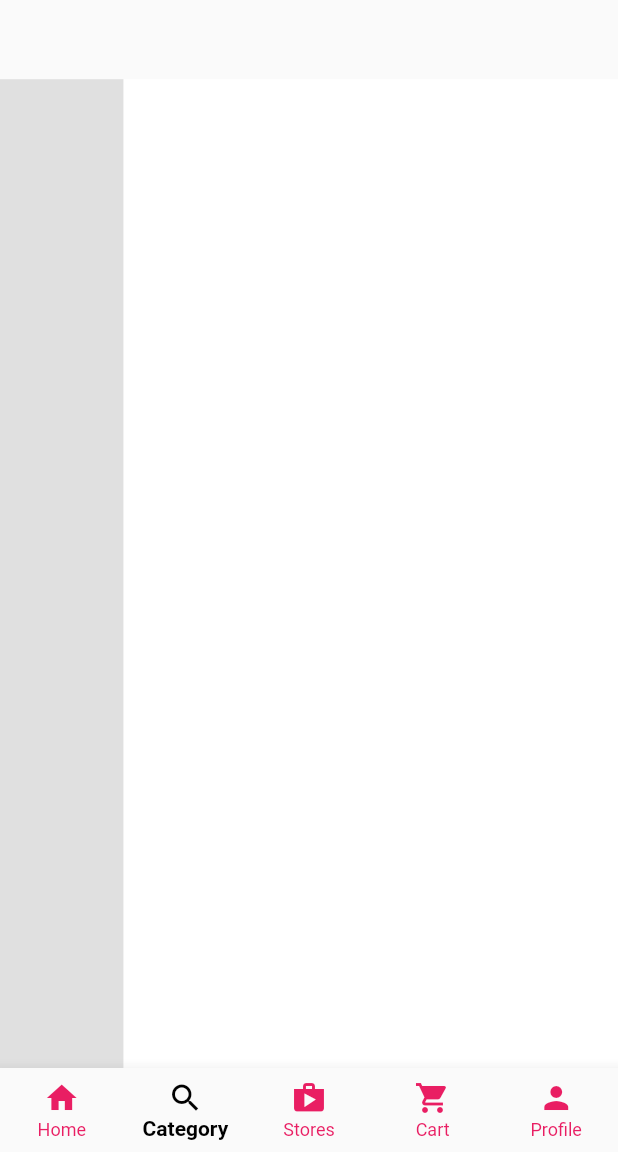
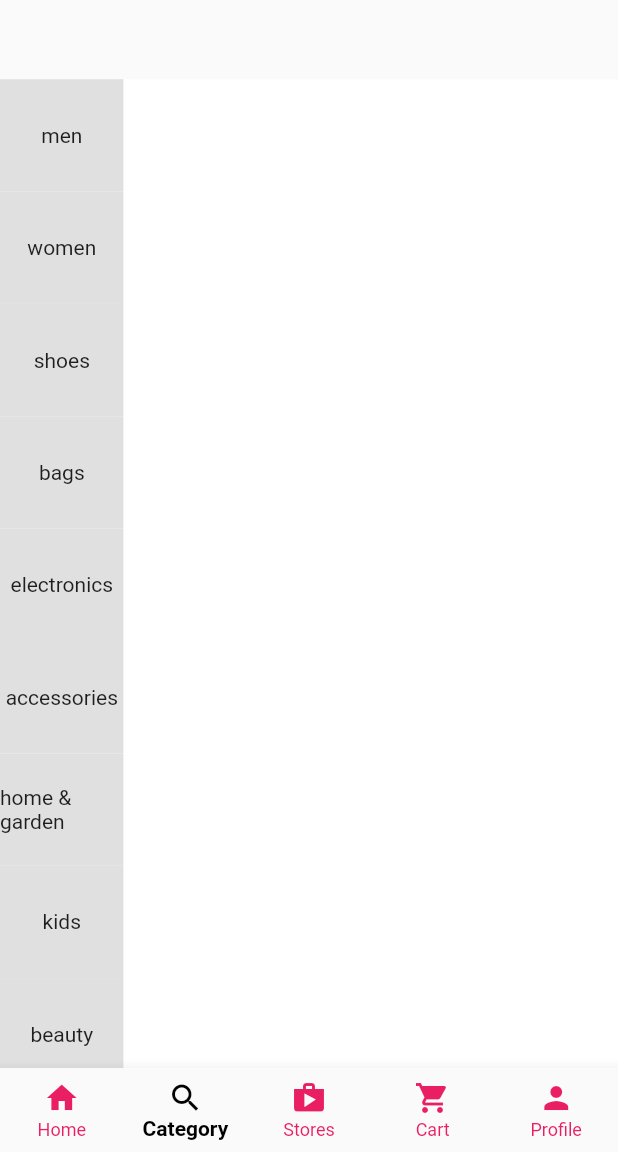
Before and after one commit to AvinandanBose/multistoreapp, a Flutter app: the screen it shows after launch, item 2 of the bottom bar chosen, on a phone screen of 412 x 824 dp, the part 84-1236 px from its top. Run offline on Flutter 3.47's test engine with Material 2 defaults, Android fonts, the phone set to English and light mode, and no system bars.

Commit message:
First Update

```diff
--- a/lib/main_screen/category.dart
+++ b/lib/main_screen/category.dart
@@ -1,5 +1,18 @@
 import 'package:flutter/material.dart';
 import 'package:multistoreapp/widgets/fake_search.dart';
+
+//global variable
+List<ItemsData> items =[
+  ItemsData(label: 'men'),
+  ItemsData(label: 'women'),
+  ItemsData(label: 'shoes'),
+  ItemsData(label: 'bags'),
+  ItemsData(label: 'electronics'),
+  ItemsData(label: 'accessories'),
+  ItemsData(label: 'home & garden'),
+  ItemsData(label: 'kids'),
+  ItemsData(label: 'beauty'),
+];
 
 class CategoryScreen extends StatefulWidget {
   const CategoryScreen({Key? key}) : super(key: key);
@@ -10,26 +23,54 @@ class CategoryScreen extends StatefulWidget {
 
 class _CategoryScreenState extends State<CategoryScreen> {
 
-  Widget sideNavigator(Size size){
+
+
+  Widget sideNavigator(Size size) {
+    return SizedBox(
+      height: size.height * 0.8,
+      //It means the container's height is 80% of total height of the screen
+      width: size.width * 0.2,
+      //It means the container's width is 20% of total width of the screen
+      child: ListView.builder(
+          itemCount: items.length,
+          itemBuilder: (context, index) {
+            return GestureDetector(
+              onTap: (){
+                //first initialize all elements in items to false
+                for (var element in items){
+                  element.isSelected = false;
+                }
+                //then change the boolean variable for selected index of the list to true
+                setState(() {
+                  items[index].isSelected = true;
+                });
+              },
+              child: Container(
+                color: items[index].isSelected==true ?Colors.white :Colors.grey.shade300,
+                height: size.height / 11, //i.e. 100 px
+                child:  Center(
+                  child: Text(items[index].label),
+                ),
+              ),
+            );
+          }),
+    );
+  }
+  //↑
+  //Here we have taken big sized box , and inside the big sized box ,
+  // there is a list of containers with Color grey.
+  /*→→→→→→→→→→→→→→→→→→→→→→→→→→→→→→→→→→→→→→→→→→→→→→→→→→→→→→*/
+
+  Widget categView(Size size) {
     return Container(
-      height: size.height*0.8,
+      height: size.height * 0.8,
       //It means the container's height is 80% of total height of the screen
-      width: size.width*0.2,
-      //It means the container's width is 20% of total width of the screen
-      color: Colors.grey.shade300,
-    );
-
-  }
-
-  Widget categView(Size size){
-    return Container(
-      height: size.height*0.8,
-      //It means the container's height is 80% of total height of the screen
-      width: size.width*0.8,
+      width: size.width * 0.8,
       //It means the container's width is 80% of total width of the screen
       color: Colors.white,
     );
   }
+
   @override
   Widget build(BuildContext context) {
     var sizeNew = MediaQuery.of(context).size;
@@ -59,3 +100,9 @@ class _CategoryScreenState extends State<CategoryScreen> {
     );
   }
 }
+class ItemsData {
+
+  String label;
+  bool isSelected;
+  ItemsData({required this.label,  this.isSelected =false});
+}
```
